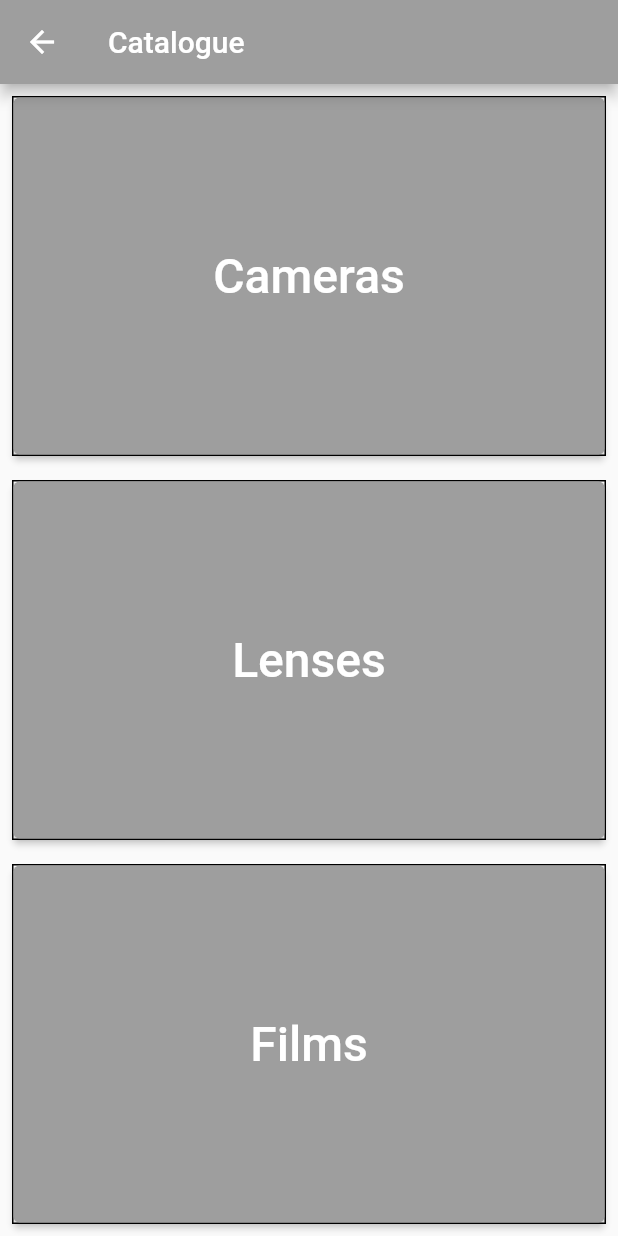
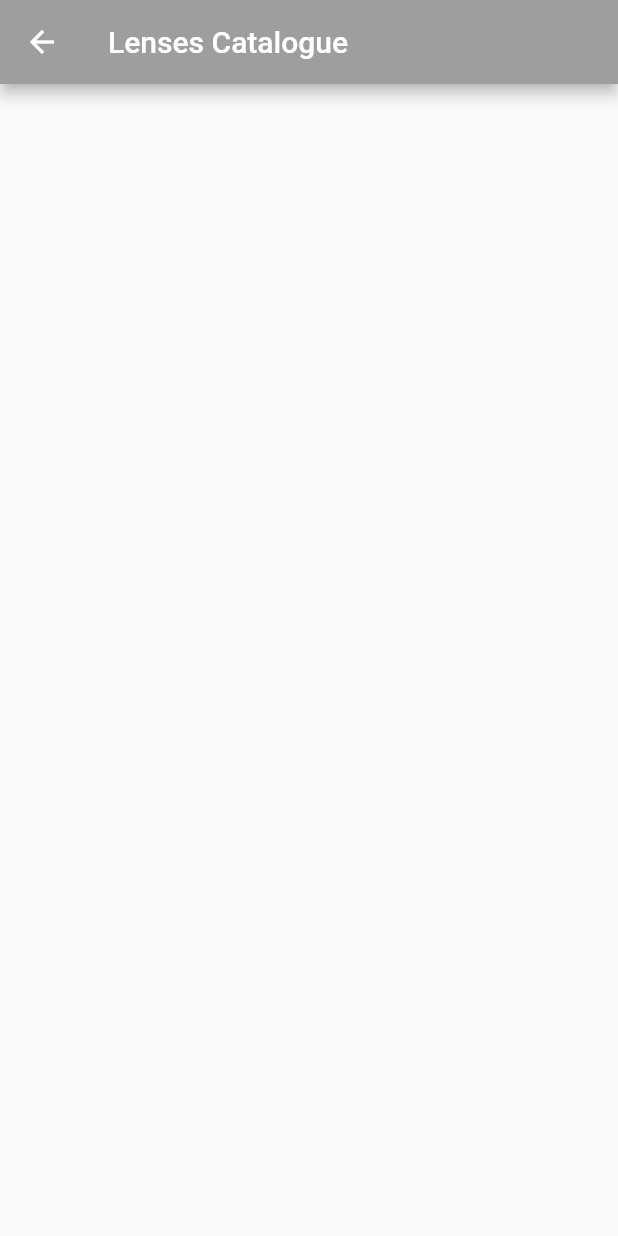
Before and after one commit to AlexGuoussatchok/analog_faith, a Flutter app: the CatalogueScreen screen opened directly, after a tap on "Lenses", on a phone screen of 412 x 824 dp. Run offline on Flutter 3.47's test engine with Material 2 defaults, Android fonts, the phone set to English and light mode, and no system bars; our stand-ins replace sqflite; accounts and stored records are empty.

Commit message:
+ blanc lenses catalogue screen added

```diff
--- a/lib/screens/catalogue_screen.dart
+++ b/lib/screens/catalogue_screen.dart
@@ -1,5 +1,6 @@
 import 'package:flutter/material.dart';
 import 'package:analog_faith/screens/cameras_catalogue_screen.dart';
+import 'package:analog_faith/screens/lenses_catalogue_screen.dart'; // Import the Lenses Catalogue screen
 
 class CatalogueScreen extends StatelessWidget {
   const CatalogueScreen({Key? key}) : super(key: key);
@@ -39,7 +40,6 @@ class CatalogueScreen extends StatelessWidget {
                   style: TextStyle(fontSize: 32), // Change the font size here
                 ),
               ),
-
             ),
           ),
           Expanded(
@@ -54,8 +54,11 @@ class CatalogueScreen extends StatelessWidget {
               ),
               child: ElevatedButton(
                 onPressed: () {
-                  // Add functionality for Lenses button
-                  // Navigator.pushNamed(context, '/lenses'); // Example navigation
+                  // Navigate to the LensesCatalogueScreen when the "Lenses" button is pressed
+                  Navigator.push(
+                    context,
+                    MaterialPageRoute(builder: (context) => const LensesCatalogueScreen()),
+                  );
                 },
                 style: ElevatedButton.styleFrom(
                   backgroundColor: Colors.grey, // Change button color to gray
--- /dev/null
+++ b/lib/screens/lenses_catalogue_screen.dart
@@ -0,0 +1,43 @@
+import 'package:flutter/material.dart';
+
+class LensesCatalogueScreen extends StatefulWidget {
+  const LensesCatalogueScreen({Key? key}) : super(key: key);
+
+  @override
+  _LensesCatalogueScreenState createState() => _LensesCatalogueScreenState();
+}
+
+class _LensesCatalogueScreenState extends State<LensesCatalogueScreen> {
+  @override
+  void initState() {
+    super.initState();
+    // Initialize your database and data fetching here
+  }
+
+  @override
+  Widget build(BuildContext context) {
+    return Scaffold(
+      appBar: AppBar(
+        title: const Text('Lenses Catalogue'),
+        backgroundColor: Colors.grey,
+      ),
+      body: Center(
+        child: ListView.builder(
+          itemCount: 0, // Replace with the number of lens brands
+          itemBuilder: (context, index) {
+            final brand = ''; // Replace with lens brand at index
+            return GestureDetector(
+              onTap: () {
+                // Implement navigation to lens details screen
+              },
+              child: ListTile(
+                title: Text(brand),
+                // Add any additional information or widgets for each lens brand
+              ),
+            );
+          },
+        ),
+      ),
+    );
+  }
+}
```
